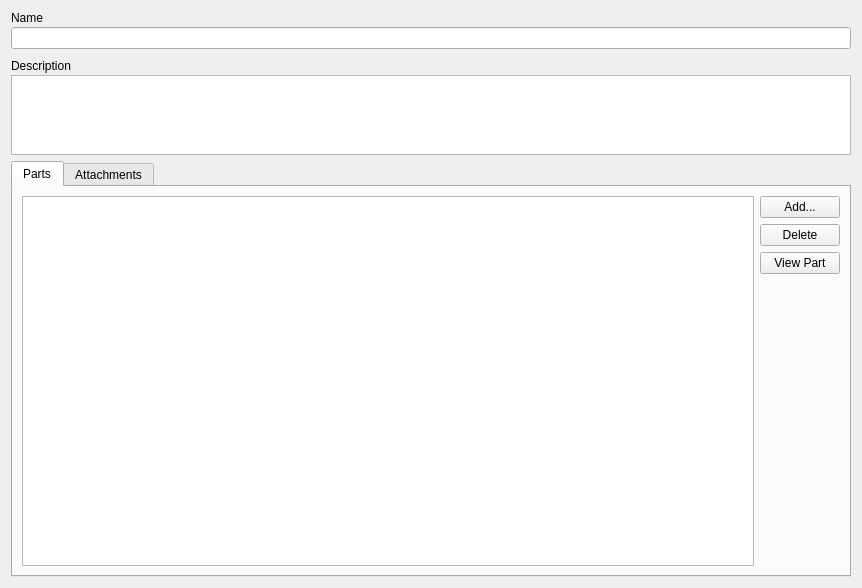
Qt form src/editors/projecteditorform.ui (jassuncao/myparts) before a commit.
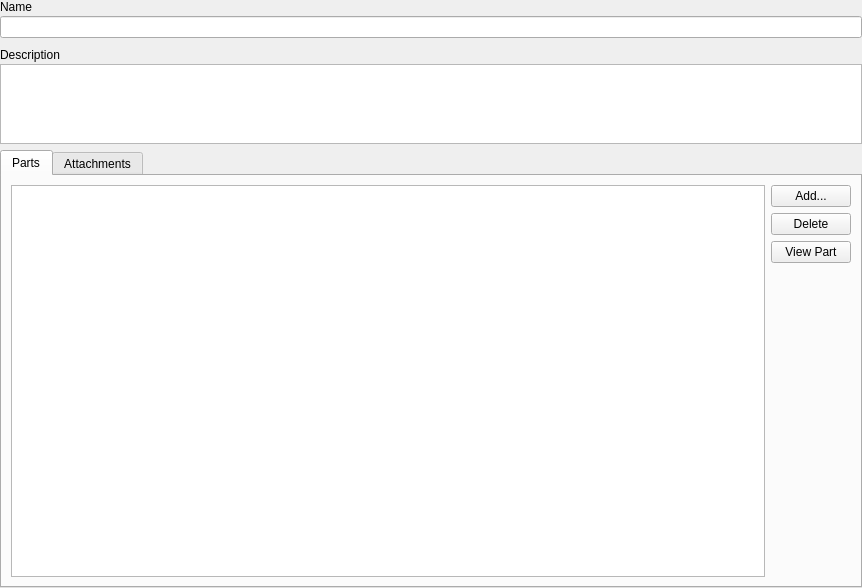
The same form after that commit. Icons and pictures are not drawn.

The edit to the form file:
```diff
--- a/src/editors/projecteditorform.ui
+++ b/src/editors/projecteditorform.ui
@@ -14,6 +14,18 @@
    <string>Form</string>
   </property>
   <layout class="QVBoxLayout" name="verticalLayout_4">
+   <property name="leftMargin">
+    <number>0</number>
+   </property>
+   <property name="topMargin">
+    <number>0</number>
+   </property>
+   <property name="rightMargin">
+    <number>0</number>
+   </property>
+   <property name="bottomMargin">
+    <number>0</number>
+   </property>
    <item>
     <layout class="QVBoxLayout" name="verticalLayout_3">
      <property name="spacing">
```
